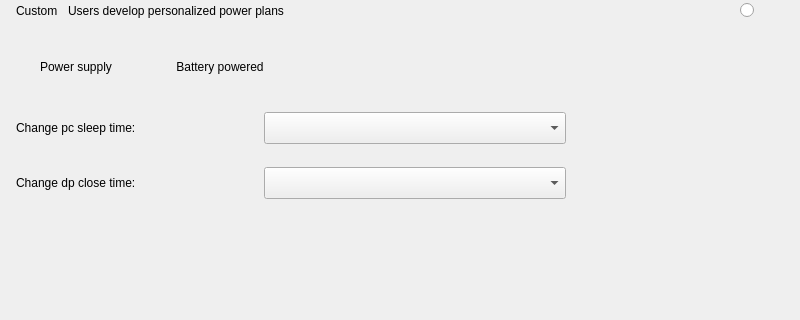
ukui/ukui-control-center, file plugins/system/power/power.ui: the form before one commit; both pictures show x 0 to 800 and y 160 to 480 of the 800 by 722 pixel window.
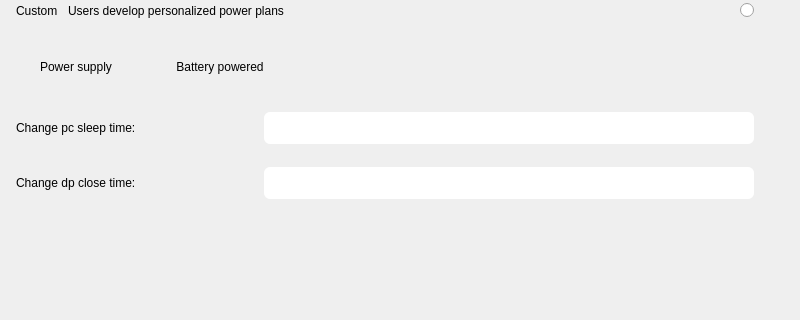
The form after the commit. Icons and pictures are not drawn.

Commit message: Change the drop-down box style

Diff of the .ui file:
```diff
--- a/plugins/system/power/power.ui
+++ b/plugins/system/power/power.ui
@@ -589,7 +589,7 @@
         <item>
          <widget class="QComboBox" name="sleepComboBox">
           <property name="sizePolicy">
-           <sizepolicy hsizetype="Fixed" vsizetype="Fixed">
+           <sizepolicy hsizetype="Minimum" vsizetype="Fixed">
             <horstretch>0</horstretch>
             <verstretch>0</verstretch>
            </sizepolicy>
@@ -597,30 +597,51 @@
           <property name="minimumSize">
            <size>
             <width>302</width>
-            <height>32</height>
+            <height>30</height>
            </size>
           </property>
           <property name="maximumSize">
            <size>
-            <width>302</width>
+            <width>16777215</width>
             <height>32</height>
            </size>
           </property>
+          <property name="styleSheet">
+           <string notr="true">QComboBox{
+    background: rgba(255, 255, 255);
+    border-radius: 6px;
+    font-size:14px;
+    color: black;
+    min-height: 30px;
+    combobox-popup: 0;  /* 配合setMaxVisibleItems设置下拉框显示的条数，超过的滚动显示 */
+}
+
+QComboBox QAbstractItemView::item {
+    min-height: 30px;
+    border-radius: 2px ;
+    color:black;
+    background-color: rgba(255, 255, 255);
+}
+
+QComboBox::down-arrow{
+    image:url(://img/dropArrow/downpx.png);
+}
+
+QComboBox::drop-down{
+    width: 30px;
+    border: none;
+}
+
+QComboBox QListView::item:selected{
+    background: #3D6BE5;
+}
+
+
+
+</string>
+          </property>
          </widget>
         </item>
-        <item>
-         <spacer name="horizontalSpacer_2">
-          <property name="orientation">
-           <enum>Qt::Horizontal</enum>
-          </property>
-          <property name="sizeHint" stdset="0">
-           <size>
-            <width>40</width>
-            <height>20</height>
-           </size>
-          </property>
-         </spacer>
-        </item>
        </layout>
       </item>
      </layout>
@@ -698,7 +719,7 @@
         <item>
          <widget class="QComboBox" name="closeComboBox">
           <property name="sizePolicy">
-           <sizepolicy hsizetype="Fixed" vsizetype="Fixed">
+           <sizepolicy hsizetype="Minimum" vsizetype="Fixed">
             <horstretch>0</horstretch>
             <verstretch>0</verstretch>
            </sizepolicy>
@@ -706,30 +727,51 @@
           <property name="minimumSize">
            <size>
             <width>302</width>
-            <height>32</height>
+            <height>30</height>
            </size>
           </property>
           <property name="maximumSize">
            <size>
-            <width>302</width>
+            <width>16777215</width>
             <height>32</height>
            </size>
           </property>
+          <property name="styleSheet">
+           <string notr="true">QComboBox{
+    background: rgba(255, 255, 255);
+    border-radius: 6px;
+    font-size:14px;
+    color: black;
+    min-height: 30px;
+    combobox-popup: 0;  /* 配合setMaxVisibleItems设置下拉框显示的条数，超过的滚动显示 */
+}
+
+QComboBox QAbstractItemView::item {
+    min-height: 30px;
+    border-radius: 2px ;
+    color:black;
+    background-color: rgba(255, 255, 255);
+}
+
+QComboBox::down-arrow{
+    image:url(://img/dropArrow/downpx.png);
+}
+
+QComboBox::drop-down{
+    width: 30px;
+    border: none;
+}
+
+QComboBox QListView::item:selected{
+    background: #3D6BE5;
+}
+
+
+
+</string>
+          </property>
          </widget>
         </item>
-        <item>
-         <spacer name="horizontalSpacer_3">
-          <property name="orientation">
-           <enum>Qt::Horizontal</enum>
-          </property>
-          <property name="sizeHint" stdset="0">
-           <size>
-            <width>40</width>
-            <height>20</height>
-           </size>
-          </property>
-         </spacer>
-        </item>
        </layout>
       </item>
      </layout>
```
Left out of the diff: 2 changed lines with no effect on the pictures. The commit also changes 22 other files.
